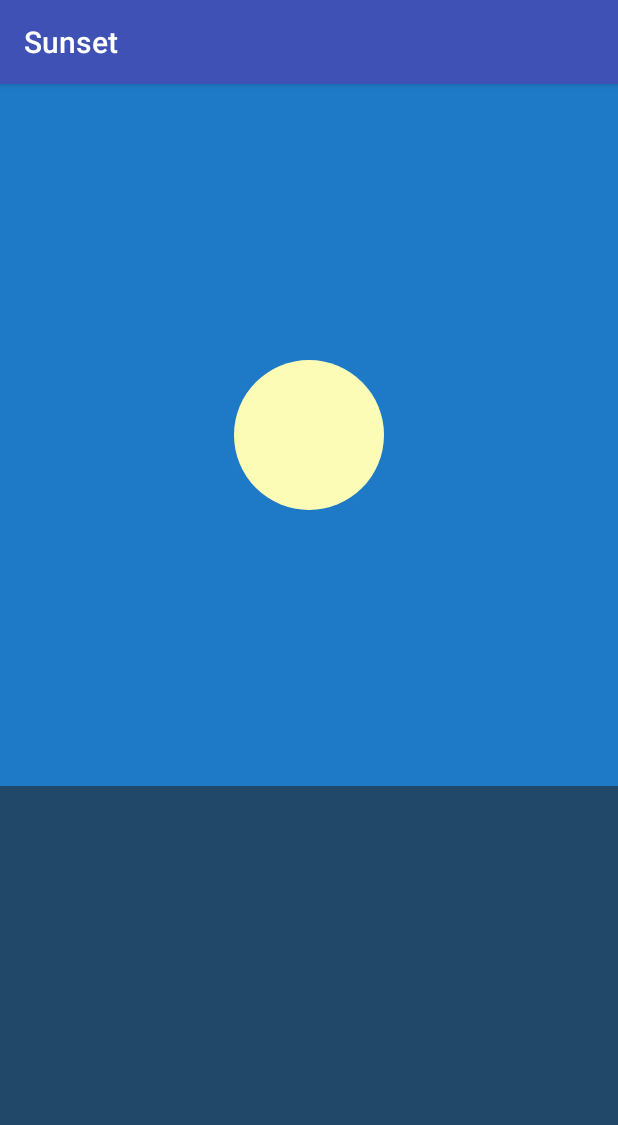
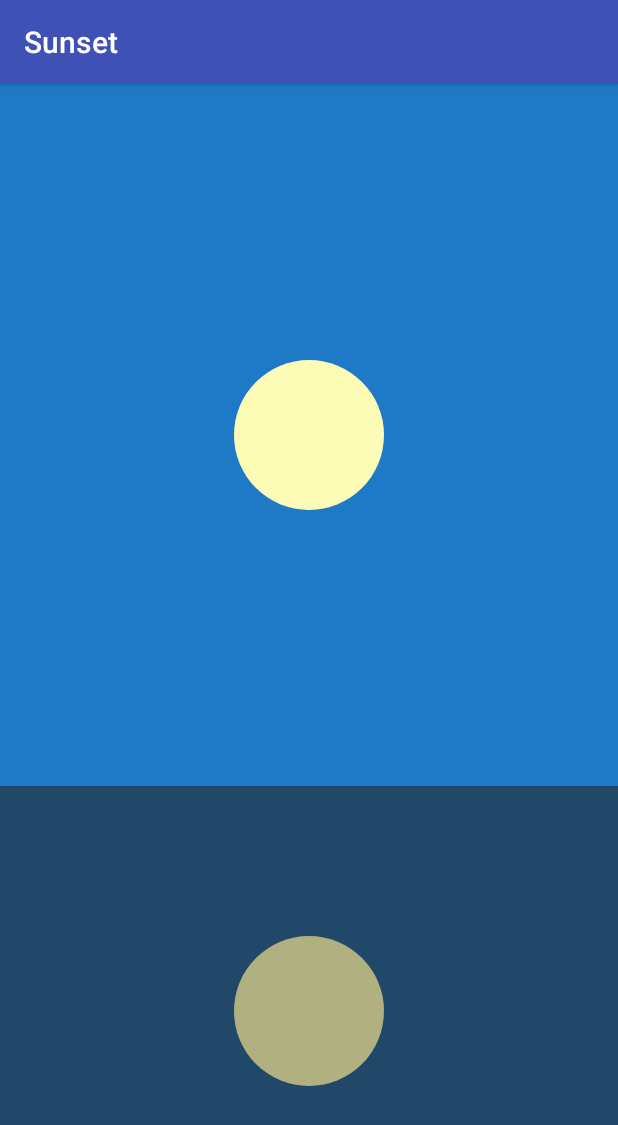
Before and after one commit to rpham64/SunsetApp, an Android app: the screen it shows after launch (SunsetActivity), on a phone screen of 412 x 824 dp. Shown: the top 1125 px of the screen. Run offline under Robolectric (Android 15) with nearby library versions, the phone set to English and light mode, and no system bars.

Commit message:
Added reflection of sun in the sea view

```diff
--- /dev/null
+++ b/app/src/main/res/drawable/sun_reflection.xml
@@ -0,0 +1,6 @@
+<?xml version="1.0" encoding="utf-8"?>
+<shape xmlns:android="http://schemas.android.com/apk/res/android"
+       android:shape="oval">
+    <solid android:color="@color/dark_sun"/>
+
+</shape>
--- a/app/src/main/res/layout/fragment_sunset.xml
+++ b/app/src/main/res/layout/fragment_sunset.xml
@@ -20,10 +20,22 @@
 
     </FrameLayout>
 
-    <View
+    <FrameLayout
+        android:id="@+id/sea"
         android:layout_width="match_parent"
         android:layout_height="0dp"
         android:layout_weight="0.39"
-        android:background="@color/sea"/>
+        android:background="@color/sea">
+
+        <ImageView
+            android:id="@+id/sun_reflection"
+            android:layout_width="100dp"
+            android:layout_height="100dp"
+            android:layout_gravity="center"
+            android:src="@drawable/sun_reflection"/>
+
+    </FrameLayout>
+
+
 
 </LinearLayout>
--- a/app/src/main/res/values/colors.xml
+++ b/app/src/main/res/values/colors.xml
@@ -4,6 +4,7 @@
     <color name="colorPrimaryDark">#303F9F</color>
     <color name="colorAccent">#FF4081</color>
     <color name="bright_sun">#fcfcb7</color>
+    <color name="dark_sun">#B0B080</color>
     <color name="blue_sky">#1e7ac7</color>
     <color name="sunset_sky">#ec8100</color>
     <color name="night_sky">#05192e</color>
```
Also changed, not shown: app/src/main/java/com/bignerdranch/android/sunset/SunsetFragment.java (+37 -5 lines).
